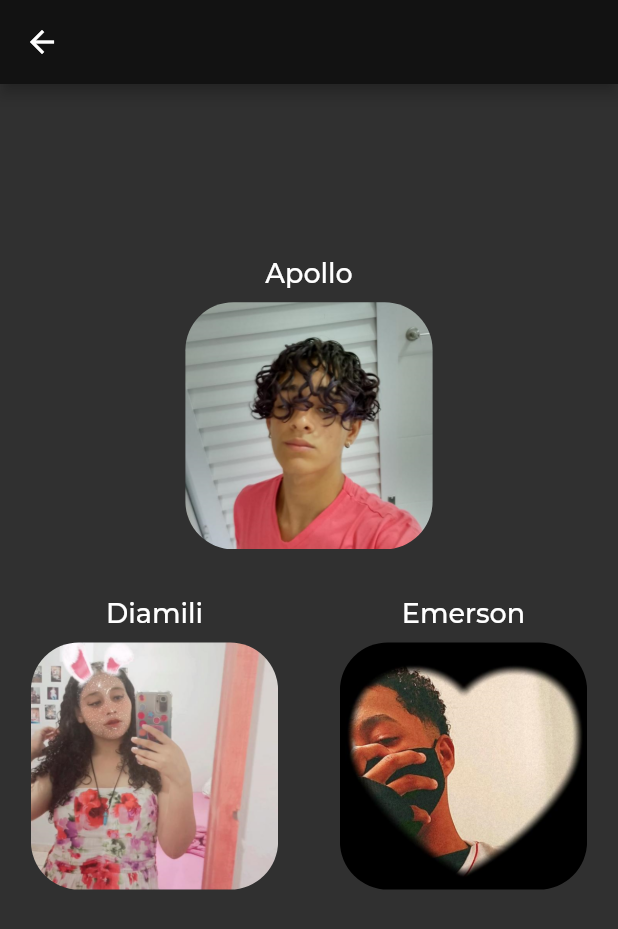
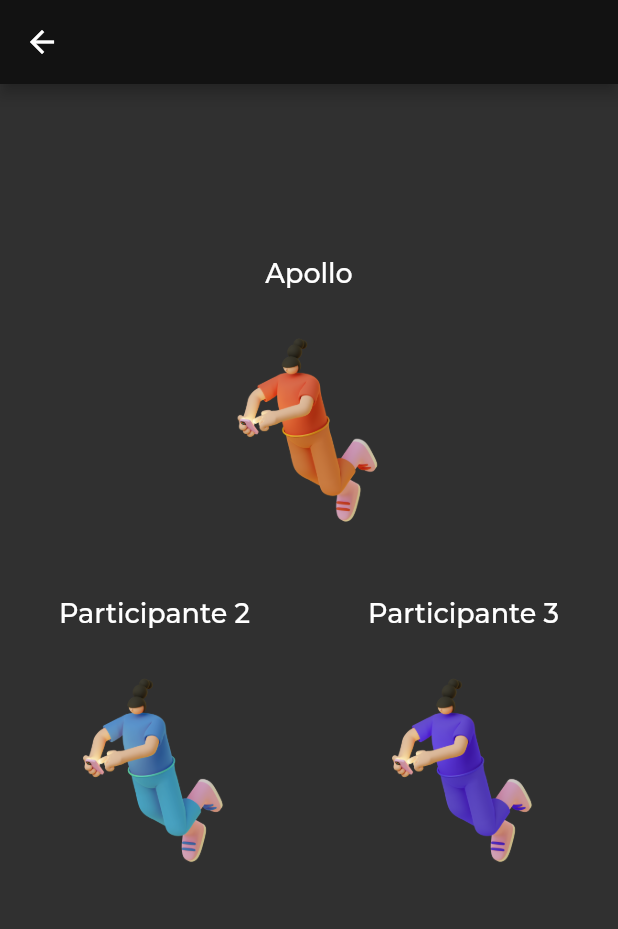
Before and after one commit to MrZethaz/projetowebdesign_1aii_ifbaiano, a Flutter app: the AboutUs screen opened directly, on a phone screen of 412 x 824 dp. Shown: the top 929 px of the screen. Run offline on Flutter 3.47's test engine with Material 2 defaults, Android fonts, the phone set to English and light mode, and no system bars; our stand-ins replace flutter_svg, share_plus, shared_preferences; accounts and stored records are empty.

Commit message:
Some adjustments for github

```diff
--- a/lib/ProjetoWebDesign.dart
+++ b/lib/ProjetoWebDesign.dart
@@ -1,5 +1,5 @@
 import 'package:flutter/material.dart';
-import 'package:projeto_webdesign/screens/AboutUs.dart';
+import 'package:projeto_webdesign/screens/Other/AboutUs.dart';
 import 'package:projeto_webdesign/screens/BlankSamplePages/ConfigBlankPage.dart';
 import 'package:projeto_webdesign/screens/BaseScreens/Home.dart';
 import 'package:projeto_webdesign/screens/BaseScreens/Login.dart';
--- a/lib/screens/Other/AboutUs.dart
+++ b/lib/screens/Other/AboutUs.dart
@@ -15,9 +15,9 @@ class _AboutUsState extends State<AboutUs> {
   bool emersonClicked = false;
 
   List<String> apiLink = [
-    "https://api.whatsapp.com/send?phone=+5538998570760&text=Olá!",
-    "https://api.whatsapp.com/send?phone=+5577999943890&text=Olá!",
-    "https://api.whatsapp.com/send?phone=+5577999584728&text=Olá!",
+    "https://api.whatsapp.com/send?phone=+(number phone)&text=Olá!",
+    "https://api.whatsapp.com/send?phone=+(number phone)&text=Olá!",
+    "https://api.whatsapp.com/send?phone=+(number phone)&text=Olá!",
   ];
 
   List<String> images = [
@@ -25,7 +25,7 @@ class _AboutUsState extends State<AboutUs> {
     "assets/images/d.png",
     "assets/images/e.png"
   ];
-  List<String> labels = ["Apollo", "Diamili", "Emerson"];
+  List<String> labels = ["Apollo", "Participante 2", "Participante 3"];
   List<String> descriptions = [
     "Responsável pela programação e implementação do projeto!",
     "Responsável pela estruturação do aplicativo",
--- a/pubspec.yaml
+++ b/pubspec.yaml
@@ -43,7 +43,7 @@ dependencies:
 dev_dependencies:
   flutter_test:
     sdk: flutter
-
+  change_app_package_name: ^1.1.0
   # The "flutter_lints" package below contains a set of recommended lints to
   # encourage good coding practices. The lint set provided by the package is
   # activated in the `analysis_options.yaml` file located at the root of your
```
Also changed, not shown: assets/images/a.png, assets/images/d.png, assets/images/e.png, pubspec.lock, 11 other files.
